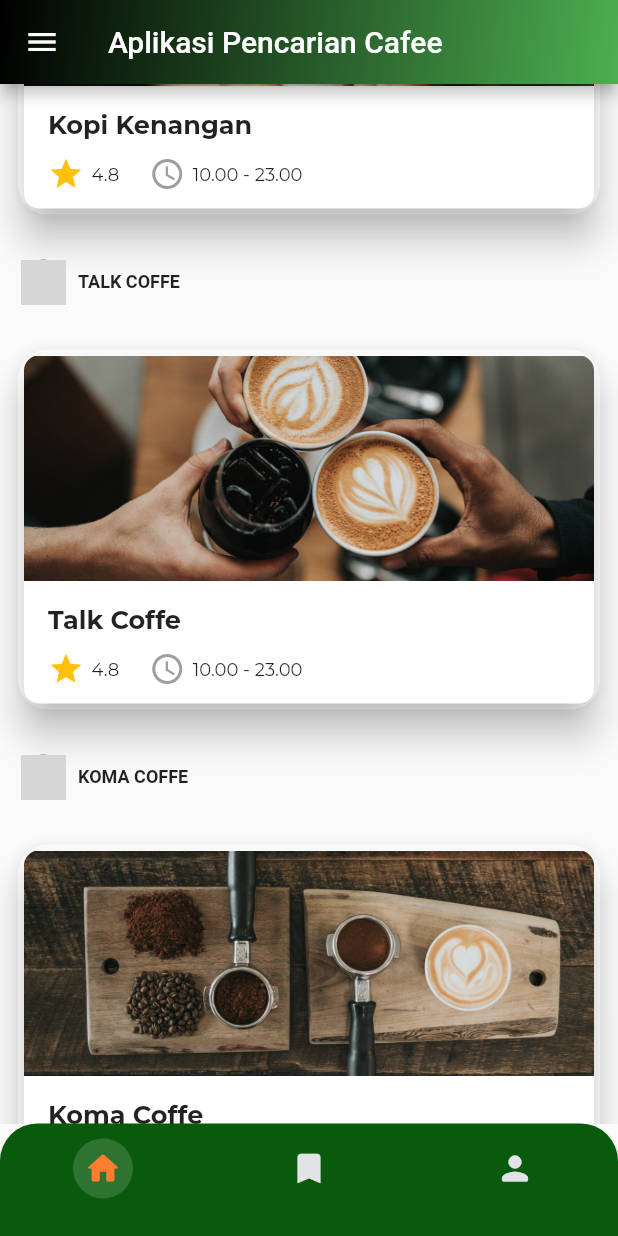
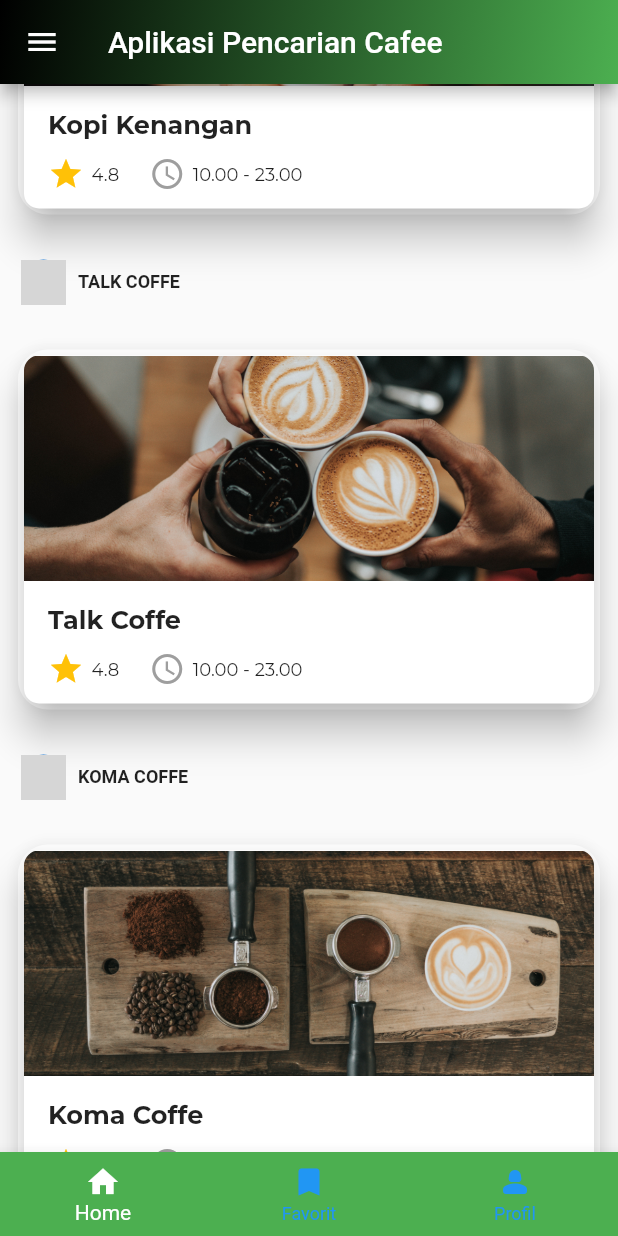
Before and after one commit to Anggiisaap/Aplikasi-Pencarian-Cafee, a Flutter app: the RootApp screen opened directly, scrolled down 576 dp, on a phone screen of 412 x 824 dp. Run offline on Flutter 3.47's test engine with Material 2 defaults, Android fonts, the phone set to English and light mode, and no system bars; our stand-ins replace google_fonts; network calls fail; grey boxes are pictures that could not be loaded.

Commit message:
Update root.dart

```diff
--- a/lib/post/root.dart
+++ b/lib/post/root.dart
@@ -1,7 +1,7 @@
 import 'package:flutter/material.dart';
-import 'package:coba_utsa/widgets/colors.dart';
-import 'package:coba_utsa/widgets/bottombar_item.dart';
 import 'package:coba_utsa/post/home_page.dart';
+import 'package:coba_utsa/post/profile.dart';
+import 'package:coba_utsa/post/favorit.dart';
 
 class RootApp extends StatefulWidget {
   const RootApp({Key? key}) : super(key: key);
@@ -11,78 +11,45 @@ class RootApp extends StatefulWidget {
 }
 
 class _RootAppState extends State<RootApp> {
-  int _activeTab = 0;
+  int _selectTabIndex = 0;
 
-  List<IconData> _tapIcons = [
-    Icons.home_rounded,
-    Icons.bookmark,
-    Icons.person_rounded,
-  ];
-
-  List<Widget> _pages = [
-    MyHomePage(),
-    MyHomePage(),
-    MyHomePage(),
-    MyHomePage(),
-  ];
+  void _onNavBarTapped(int index) {
+    setState(() {
+      _selectTabIndex = index;
+    });
+  }
 
   @override
   Widget build(BuildContext context) {
+    final _listPage = <Widget>[
+      MyHomePage(),
+      favorit(),
+      profile(),
+    ];
+
+    final _bottomNavBarItems = <BottomNavigationBarItem>[
+      const BottomNavigationBarItem(icon: Icon(Icons.home), label: "Home"),
+      const BottomNavigationBarItem(
+          icon: Icon(Icons.bookmark), label: "Favorit"),
+      const BottomNavigationBarItem(
+          icon: Icon(Icons.person_2_rounded), label: "Profil"),
+    ];
+
+    final _bottomNavBar = BottomNavigationBar(
+      type: BottomNavigationBarType.fixed,
+      backgroundColor: Colors.green,
+      items: _bottomNavBarItems,
+      currentIndex: _selectTabIndex,
+      unselectedItemColor: Colors.blue,
+      selectedItemColor: Colors.white,
+      onTap: _onNavBarTapped,
+    );
+
     return Scaffold(
-      backgroundColor: appBgColor,
-      bottomNavigationBar: _buildBottomBar(),
-      body: _buildBarPage(),
-    );
-  }
-
-  Widget _buildBottomBar() {
-    return Container(
-      height: 75,
-      width: double.infinity,
-      padding: EdgeInsets.only(bottom: 15),
-      decoration: BoxDecoration(
-        color: bottomBarColor,
-        borderRadius: const BorderRadius.only(
-          topLeft: Radius.circular(25),
-          topRight: Radius.circular(25),
-        ),
-        boxShadow: [
-          BoxShadow(
-            color: shadowColor.withOpacity(0.1),
-            blurRadius: .5,
-            spreadRadius: .5,
-            offset: const Offset(0, 1),
-          )
-        ],
+      body: Center(
+        child: _listPage[_selectTabIndex],
       ),
-      child: Row(
-        mainAxisAlignment: MainAxisAlignment.spaceAround,
-        crossAxisAlignment: CrossAxisAlignment.start,
-        children: List.generate(
-          _tapIcons.length,
-          (index) => BottomBarItem(
-            _tapIcons[index],
-            isActive: _activeTab == index,
-            activeColor: primary,
-            onTap: () {
-              setState(() {
-                _activeTab = index;
-              },
-             );
-            },
-          ),
-        ),
-      ),
-    );
-  }
-
-  Widget _buildBarPage() {
-    return IndexedStack(
-      index: _activeTab,
-      children: List.generate(
-        _tapIcons.length,
-        (index) => _pages[index],
-      ),
+      bottomNavigationBar: _bottomNavBar,
     );
   }
 }
```
